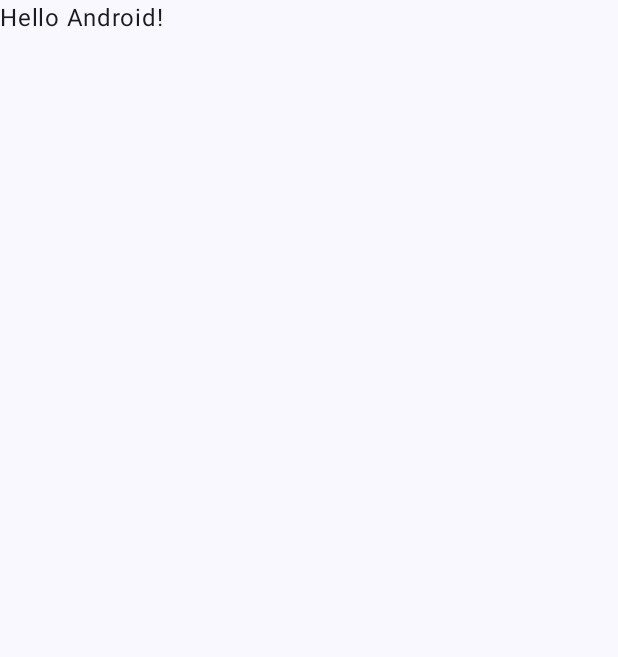
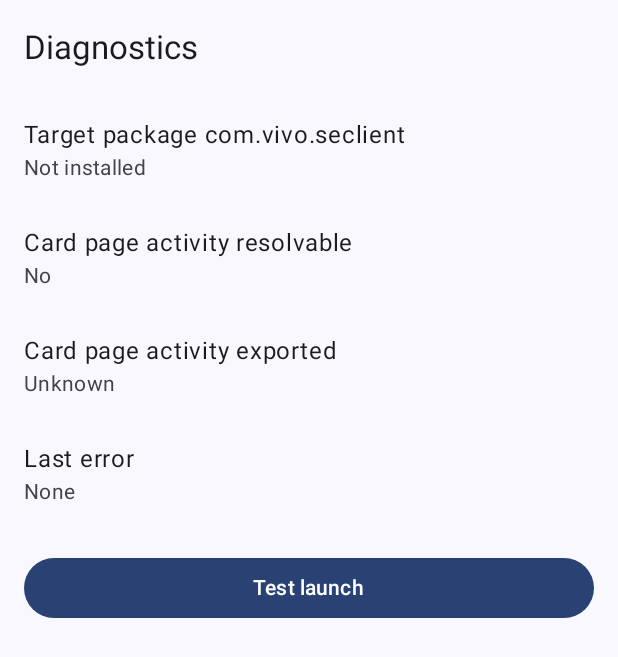
Before and after one commit to bluehomewu/TapPass, an Android app built with Jetpack Compose: the screen it shows after launch (MainActivity), on a phone screen of 412 x 824 dp. Before the commit the part shown is almost empty. Shown: the top 657 px of the screen. Run offline under Robolectric (Android 15) with nearby library versions, the phone set to English and light mode, and no system bars.

Commit message:
feat: add the Access Card diagnostics screen
Give the app a way to explain itself when the card page cannot be
opened, for example after a system update renames or hides the target.

- Add AccessCard, the single launch path. It rebuilds the exact intent
  the system desktop shortcut sends (action NFC_BUS_SWINGSPLASH, flags
  NEW_TASK | EXCLUDE_FROM_RECENTS, String extra lb_from="5"), catches
  ActivityNotFoundException and SecurityException, and keeps the last
  error in SharedPreferences.
- Replace the template greeting in MainActivity with a Material 3
  diagnostics screen showing whether com.vivo.seclient is installed and
  its version, whether the card page activity resolves and is exported,
  the last launch error and a test launch button. It refreshes on resume.
- Declare com.vivo.seclient in <queries> so the package is visible on
  Android 11+.
- Expose the screen through ACTION_APPLICATION_PREFERENCES, the gear on
  the system app info page.
- Add en / zh-rTW / zh-rCN strings, mark app_name untranslatable and pin
  the locales with localeFilters.
- Normalise versionName to three parts and bump to 1.1.0 (code 2).

Signed-off-by: EdwardWu <bluehome.wu@gmail.com>

```diff
--- a/app/build.gradle.kts
+++ b/app/build.gradle.kts
@@ -13,10 +13,15 @@ android {
         applicationId = "tw.bluehomewu.tappass"
         minSdk = 30
         targetSdk = 37
-        versionCode = 1
-        versionName = "1.0"
+        versionCode = 2
+        versionName = "1.1.0"
 
         testInstrumentationRunner = "androidx.test.runner.AndroidJUnitRunner"
+    }
+
+    // 支援的語系，需與 res/values-* 保持一致。
+    androidResources {
+        localeFilters += listOf("en", "zh-rTW", "zh-rCN")
     }
 
     buildTypes {
--- a/app/src/main/AndroidManifest.xml
+++ b/app/src/main/AndroidManifest.xml
@@ -1,6 +1,11 @@
 <?xml version="1.0" encoding="utf-8"?>
 <manifest xmlns:android="http://schemas.android.com/apk/res/android"
     xmlns:tools="http://schemas.android.com/tools">
+
+    <!-- Android 11+ 套件可見性：診斷頁需要查詢目標套件 -->
+    <queries>
+        <package android:name="com.vivo.seclient" />
+    </queries>
 
     <application
         android:allowBackup="true"
@@ -22,6 +27,12 @@
 
                 <category android:name="android.intent.category.LAUNCHER" />
             </intent-filter>
+            <!-- 系統「應用程式資訊」頁的設定齒輪 -->
+            <intent-filter>
+                <action android:name="android.intent.action.APPLICATION_PREFERENCES" />
+
+                <category android:name="android.intent.category.DEFAULT" />
+            </intent-filter>
         </activity>
     </application>
 
--- /dev/null
+++ b/app/src/main/java/tw/bluehomewu/tappass/AccessCard.kt
@@ -0,0 +1,56 @@
+package tw.bluehomewu.tappass
+
+import android.content.ActivityNotFoundException
+import android.content.ComponentName
+import android.content.Context
+import android.content.Intent
+import android.util.Log
+
+/**
+ * 系統 Access Card 卡片頁的唯一啟動入口。
+ *
+ * intent 內容完全複製系統桌面捷徑（seclient 的 pinned shortcut「Card Page」），
+ * 依據為 adb 對系統捷徑的調查結果，不要自行增減 flags 或 extras。
+ */
+object AccessCard {
+    const val PACKAGE = "com.vivo.seclient"
+    val COMPONENT = ComponentName(PACKAGE, "com.vivo.pay.fexswipe.activity.NewSwipeActivity")
+
+    private const val TAG = "TapPass"
+    private const val ACTION = "vivo.intent.action.NFC_BUS_SWINGSPLASH"
+    private const val PREFS = "access_card"
+    private const val KEY_LAST_ERROR = "last_error"
+    private const val KEY_LAST_ERROR_TIME = "last_error_time"
+
+    fun intent(): Intent = Intent(ACTION)
+        .setComponent(COMPONENT)
+        .addFlags(Intent.FLAG_ACTIVITY_NEW_TASK or Intent.FLAG_ACTIVITY_EXCLUDE_FROM_RECENTS)
+        // lb_from 必須是 String；"5" 代表從桌面捷徑進入
+        .putExtra("lb_from", "5")
+
+    /** 啟動卡片頁；失敗時回傳錯誤描述並存成最近一次錯誤，成功回傳 null。 */
+    fun launch(context: Context): String? {
+        val error = try {
+            context.startActivity(intent())
+            return null
+        } catch (e: ActivityNotFoundException) {
+            e
+        } catch (e: SecurityException) {
+            e
+        }
+        Log.e(TAG, "Failed to launch $COMPONENT", error)
+        val message = "${error.javaClass.simpleName}: ${error.message}"
+        context.getSharedPreferences(PREFS, Context.MODE_PRIVATE).edit()
+            .putString(KEY_LAST_ERROR, message)
+            .putLong(KEY_LAST_ERROR_TIME, System.currentTimeMillis())
+            .apply()
+        return message
+    }
+
+    /** 最近一次錯誤與發生時間（epoch ms）；沒有錯誤時回傳 null。 */
+    fun lastError(context: Context): Pair<String, Long>? {
+        val prefs = context.getSharedPreferences(PREFS, Context.MODE_PRIVATE)
+        val message = prefs.getString(KEY_LAST_ERROR, null) ?: return null
+        return message to prefs.getLong(KEY_LAST_ERROR_TIME, 0L)
+    }
+}
--- a/app/src/main/java/tw/bluehomewu/tappass/MainActivity.kt
+++ b/app/src/main/java/tw/bluehomewu/tappass/MainActivity.kt
@@ -1,47 +1,138 @@
 package tw.bluehomewu.tappass
 
+import android.content.pm.PackageManager
 import android.os.Bundle
 import androidx.activity.ComponentActivity
 import androidx.activity.compose.setContent
 import androidx.activity.enableEdgeToEdge
+import androidx.compose.foundation.layout.Column
 import androidx.compose.foundation.layout.fillMaxSize
+import androidx.compose.foundation.layout.fillMaxWidth
 import androidx.compose.foundation.layout.padding
+import androidx.compose.foundation.rememberScrollState
+import androidx.compose.foundation.verticalScroll
+import androidx.compose.material3.Button
+import androidx.compose.material3.ExperimentalMaterial3Api
+import androidx.compose.material3.ListItem
 import androidx.compose.material3.Scaffold
 import androidx.compose.material3.Text
+import androidx.compose.material3.TopAppBar
 import androidx.compose.runtime.Composable
+import androidx.compose.runtime.getValue
+import androidx.compose.runtime.mutableStateOf
+import androidx.compose.runtime.setValue
 import androidx.compose.ui.Modifier
-import androidx.compose.ui.tooling.preview.Preview
+import androidx.compose.ui.res.stringResource
+import androidx.compose.ui.unit.dp
 import tw.bluehomewu.tappass.ui.theme.TapPassTheme
+import java.text.DateFormat
+import java.util.Date
 
+/** 診斷頁：檢查目標套件與 Activity 的狀態，並可手動測試啟動。 */
 class MainActivity : ComponentActivity() {
+
+    private data class Status(
+        val versionName: String?,
+        val versionCode: Long,
+        val resolvable: Boolean,
+        /** null 表示查不到 ActivityInfo。 */
+        val exported: Boolean?,
+        val lastError: Pair<String, Long>?,
+    )
+
+    private var status by mutableStateOf<Status?>(null)
+
     override fun onCreate(savedInstanceState: Bundle?) {
         super.onCreate(savedInstanceState)
         enableEdgeToEdge()
         setContent {
             TapPassTheme {
-                Scaffold(modifier = Modifier.fillMaxSize()) { innerPadding ->
-                    Greeting(
-                        name = "Android",
-                        modifier = Modifier.padding(innerPadding)
+                status?.let { DiagnosticsScreen(it) }
+            }
+        }
+    }
+
+    // 從卡片頁或設定返回時重新檢查，狀態可能已改變
+    override fun onResume() {
+        super.onResume()
+        status = readStatus()
+    }
+
+    private fun readStatus(): Status {
+        val pm = packageManager
+        val info = try {
+            pm.getPackageInfo(AccessCard.PACKAGE, 0)
+        } catch (_: PackageManager.NameNotFoundException) {
+            null
+        }
+        val exported = try {
+            pm.getActivityInfo(AccessCard.COMPONENT, 0).exported
+        } catch (_: PackageManager.NameNotFoundException) {
+            null
+        }
+        return Status(
+            versionName = info?.versionName,
+            versionCode = info?.longVersionCode ?: 0L,
+            resolvable = pm.resolveActivity(AccessCard.intent(), 0) != null,
+            exported = exported,
+            lastError = AccessCard.lastError(this),
         )
     }
+
+    @OptIn(ExperimentalMaterial3Api::class)
+    @Composable
+    private fun DiagnosticsScreen(s: Status) {
+        Scaffold(
+            modifier = Modifier.fillMaxSize(),
+            topBar = { TopAppBar(title = { Text(stringResource(R.string.diag_title)) }) },
+        ) { innerPadding ->
+            Column(
+                Modifier
+                    .padding(innerPadding)
+                    .verticalScroll(rememberScrollState())
+            ) {
+                Row(
+                    stringResource(R.string.diag_package, AccessCard.PACKAGE),
+                    if (s.versionName != null) {
+                        stringResource(R.string.diag_installed, s.versionName, s.versionCode)
+                    } else {
+                        stringResource(R.string.diag_not_installed)
+                    },
+                )
+                Row(stringResource(R.string.diag_resolvable), yesNo(s.resolvable))
+                Row(stringResource(R.string.diag_exported), yesNo(s.exported))
+                Row(
+                    stringResource(R.string.diag_last_error),
+                    s.lastError?.let { (message, time) ->
+                        DateFormat.getDateTimeInstance().format(Date(time)) + "\n" + message
+                    } ?: stringResource(R.string.diag_none),
+                )
+                Button(
+                    onClick = { if (AccessCard.launch(this@MainActivity) != null) status = readStatus() },
+                    modifier = Modifier
+                        .fillMaxWidth()
+                        .padding(16.dp),
+                ) {
+                    Text(stringResource(R.string.diag_test_launch))
                 }
             }
         }
     }
 
     @Composable
-fun Greeting(name: String, modifier: Modifier = Modifier) {
-    Text(
-        text = "Hello $name!",
-        modifier = modifier
+    private fun Row(label: String, value: String) {
+        ListItem(
+            headlineContent = { Text(label) },
+            supportingContent = { Text(value) },
         )
     }
 
-@Preview(showBackground = true)
     @Composable
-fun GreetingPreview() {
-    TapPassTheme {
-        Greeting("Android")
+    private fun yesNo(value: Boolean?): String = stringResource(
+        when (value) {
+            true -> R.string.diag_yes
+            false -> R.string.diag_no
+            null -> R.string.diag_unknown
         }
+    )
 }
--- a/app/src/main/res/values/strings.xml
+++ b/app/src/main/res/values/strings.xml
@@ -1,3 +1,17 @@
 <resources>
-    <string name="app_name">TapPass</string>
+    <string name="app_name" translatable="false">TapPass</string>
+
+    <!-- 診斷頁 -->
+    <string name="diag_title">Diagnostics</string>
+    <string name="diag_package">Target package %1$s</string>
+    <string name="diag_installed">Installed · %1$s (%2$d)</string>
+    <string name="diag_not_installed">Not installed</string>
+    <string name="diag_resolvable">Card page activity resolvable</string>
+    <string name="diag_exported">Card page activity exported</string>
+    <string name="diag_last_error">Last error</string>
+    <string name="diag_none">None</string>
+    <string name="diag_test_launch">Test launch</string>
+    <string name="diag_yes">Yes</string>
+    <string name="diag_no">No</string>
+    <string name="diag_unknown">Unknown</string>
 </resources>
```
Also changed, not shown: 2 other files. Lines whose indentation alone changed are shown as unchanged.
